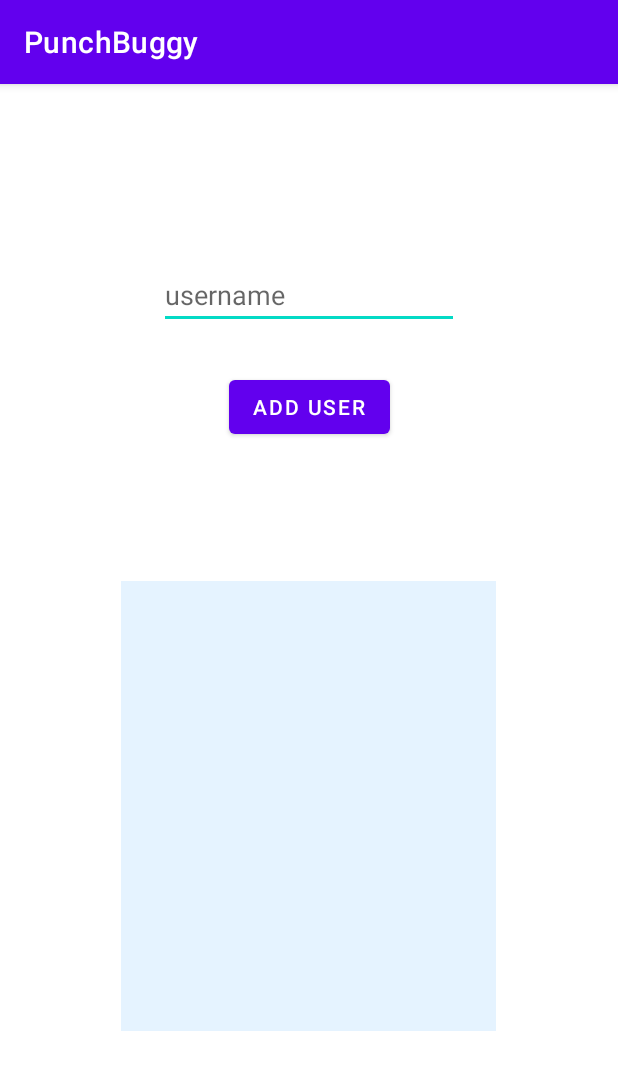
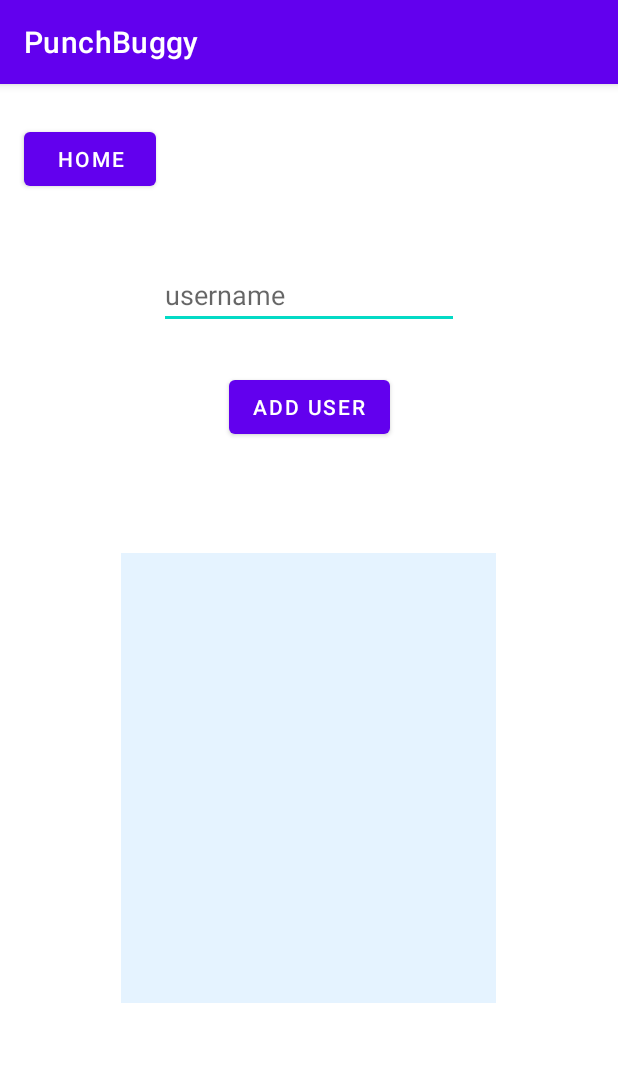
Before and after one commit to csisl/PunchBuggy, an Android app: the screen it shows after launch (UserManagement), after a tap on "USER MANAGEMENT", on a phone screen of 412 x 824 dp. Shown: the top 1070 px of the screen. Run offline under Robolectric (Android 15) with nearby library versions, the phone set to English and light mode, and no system bars.

Commit message:
change objects passed between main activity and user management to Game

```diff
--- a/app/src/main/java/com/example/punchbuggy/MainActivity.kt
+++ b/app/src/main/java/com/example/punchbuggy/MainActivity.kt
@@ -19,18 +19,23 @@ class MainActivity : AppCompatActivity() {
         super.onCreate(savedInstanceState)
         setContentView(R.layout.activity_main)
 
-        readPreferences()
+        //readPreferences()
+        runningGame = Game()
+
 
         // A game exists, so load the users into a list view
         if (savedInstanceState != null) {
             TODO()
         }
 
-        val userObj = getIntent().getStringExtra("player")
-        if (userObj != null) {
+        val gameIntent = getIntent().getStringExtra("runningGame")
+        if (gameIntent != null) {
             val gson = Gson()
-            val player = gson.fromJson(userObj, Player::class.java)
-            runningGame.addPlayer(player)
+            val game = gson.fromJson(gameIntent, Game::class.java)
+            val players = game.getPlayers()
+            for (player in players) {
+                runningGame.addPlayer(player)
+            }
         }
 
         playerListView = findViewById(R.id.playerListView)
@@ -39,8 +44,11 @@ class MainActivity : AppCompatActivity() {
 
         val toUserManagement: Button = findViewById(R.id.userManagment)
         toUserManagement.setOnClickListener {
-            val toUserManagementView = Intent(this, UserManagement::class.java)
-            startActivity(toUserManagementView)
+            val toUserManagementIntent = Intent(this, UserManagement::class.java)
+            val gson = Gson()
+            val gameIntentExtra = gson.toJson(runningGame)
+            toUserManagementIntent.putExtra("runningGame", gameIntentExtra)
+            startActivity(toUserManagementIntent)
         }
 
         val toUser: Button = findViewById(R.id.viewGames)
--- a/app/src/main/java/com/example/punchbuggy/UserManagement.kt
+++ b/app/src/main/java/com/example/punchbuggy/UserManagement.kt
@@ -12,32 +12,52 @@ import com.google.gson.Gson
 class UserManagement : AppCompatActivity() {
 
     private lateinit var listView: ListView
+    private lateinit var runningGame: Game
 
     override fun onCreate(savedInstanceState: Bundle?) {
         super.onCreate(savedInstanceState)
         setContentView(R.layout.activity_user_management)
         listView = findViewById(R.id.userListView)
+        var users: MutableList<String> = mutableListOf()
 
-        // display all of the users created
-        val users: MutableList<String> = ArrayList()
+        val gameIntent = getIntent().getStringExtra("runningGame")
+
+        if (gameIntent != null) {
+            val gson = Gson()
+            runningGame = gson.fromJson(gameIntent, Game::class.java)
+            users = runningGame.getPlayerNames()
+        } else {
+            runningGame = Game()
+        }
+
         val adapter = ArrayAdapter(this, android.R.layout.simple_list_item_1, users)
         listView.adapter = adapter
 
         val addUserButton: Button = findViewById(R.id.addUser)
         addUserButton.setOnClickListener {
-            val userName: EditText = findViewById(R.id.userNameEditText)
-            val name = userName.getText().toString()
+            val userInput: EditText = findViewById(R.id.userNameEditText)
+            val name = userInput.getText().toString()
             users.add(name)
+            runningGame = addPlayerToGame(name, runningGame)
             adapter.notifyDataSetChanged()
-            // TODO: do we really need to make a player object here? can we
-            // just pass a list of strings for all of the names added?
-            // or maybe we should receive the Game object from the intent and add to it here
-            val player = Player(name)
+            userInput.setText("")
+        }
+
+        // TODO: update to pass intents when back button is clicked
+        val toHomeButton: Button = findViewById(R.id.toHome)
+        toHomeButton.setOnClickListener {
             val gson = Gson()
             val toMain = Intent(this, MainActivity::class.java)
-            toMain.putExtra("player", gson.toJson(player))
+            toMain.putExtra("runningGame", gson.toJson(runningGame))
             startActivity(toMain)
         }
+
+    }
+
+    private fun addPlayerToGame(username: String, runningGame: Game): Game {
+        val player = Player(username)
+        runningGame.addPlayer(player)
+        return runningGame
     }
 
 }
--- a/app/src/main/res/layout/activity_user_management.xml
+++ b/app/src/main/res/layout/activity_user_management.xml
@@ -39,7 +39,19 @@
         app:layout_constraintEnd_toEndOf="parent"
         app:layout_constraintHorizontal_bias="0.496"
         app:layout_constraintStart_toStartOf="parent"
-        app:layout_constraintTop_toBottomOf="@+id/addUser"
-        app:layout_constraintVertical_bias="0.402" />
+        app:layout_constraintTop_toTopOf="parent"
+        app:layout_constraintVertical_bias="0.668" />
+
+    <Button
+        android:id="@+id/toHome"
+        android:layout_width="wrap_content"
+        android:layout_height="wrap_content"
+        android:text="@string/HOME"
+        app:layout_constraintBottom_toBottomOf="parent"
+        app:layout_constraintEnd_toEndOf="parent"
+        app:layout_constraintHorizontal_bias="0.049"
+        app:layout_constraintStart_toStartOf="parent"
+        app:layout_constraintTop_toTopOf="parent"
+        app:layout_constraintVertical_bias="0.036" />
 
 </androidx.constraintlayout.widget.ConstraintLayout>
```
